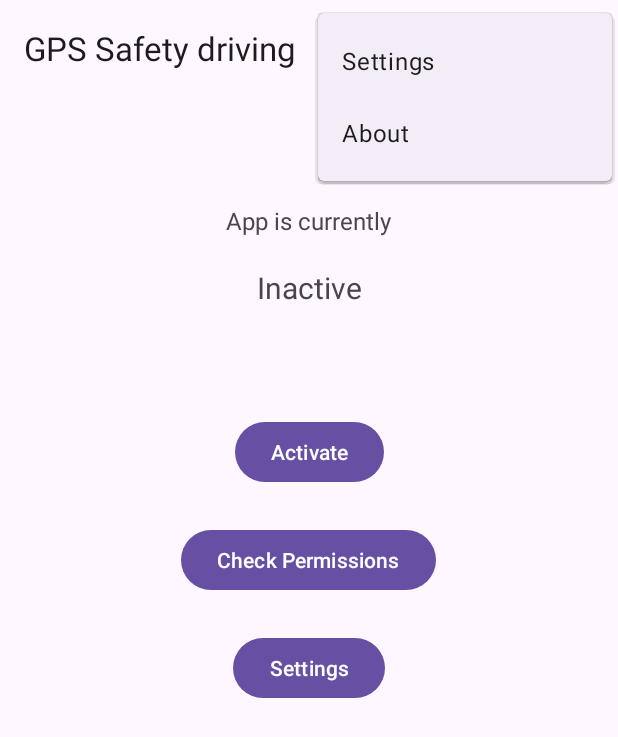
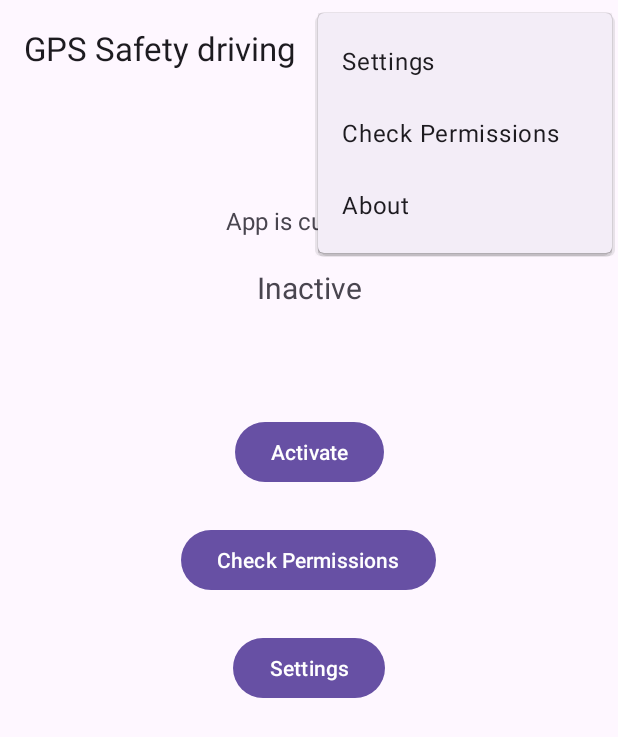
Before and after one commit to timothyf1/msc-dissertation, an Android app: the screen it shows after launch (MainActivity), with the options menu open, on a phone screen of 412 x 824 dp. Shown: the top 737 px of the screen. Run offline under Robolectric (Android 15) with nearby library versions, the phone set to English and light mode, and no system bars; our stand-ins replace navigation-ui.

Commit message:
Added check permissions to menu

```diff
--- a/app/app/src/main/java/com/example/gpssafetydrivingapp/MainActivity.java
+++ b/app/app/src/main/java/com/example/gpssafetydrivingapp/MainActivity.java
@@ -79,6 +79,10 @@ public class MainActivity extends AppCompatActivity {
 
         if (id == R.id.action_settings) {
             navController.navigate(R.id.settingsFragment);
+            return true;
+        }
+        if (id == R.id.action_check_permissions) {
+            navController.navigate(R.id.permissionsCheckFragment);
             return true;
         }
         if (id == R.id.action_about) {
--- a/app/app/src/main/res/menu/menu_main.xml
+++ b/app/app/src/main/res/menu/menu_main.xml
@@ -9,6 +9,11 @@
         app:showAsAction="never"
         />
     <item
+        android:id="@+id/action_check_permissions"
+        android:title="@string/action_permissions"
+        android:orderInCategory="105"
+        />
+    <item
         android:id="@+id/action_about"
         android:title="@string/action_about"
         android:orderInCategory="110"
--- a/app/app/src/main/res/values/strings.xml
+++ b/app/app/src/main/res/values/strings.xml
@@ -10,6 +10,7 @@
 
     <!-- Menu options -->
     <string name="action_about">About</string>
+    <string name="action_permissions">Check Permissions</string>
     <string name="action_settings">Settings</string>
 
     <!-- Home fragment text -->
```
